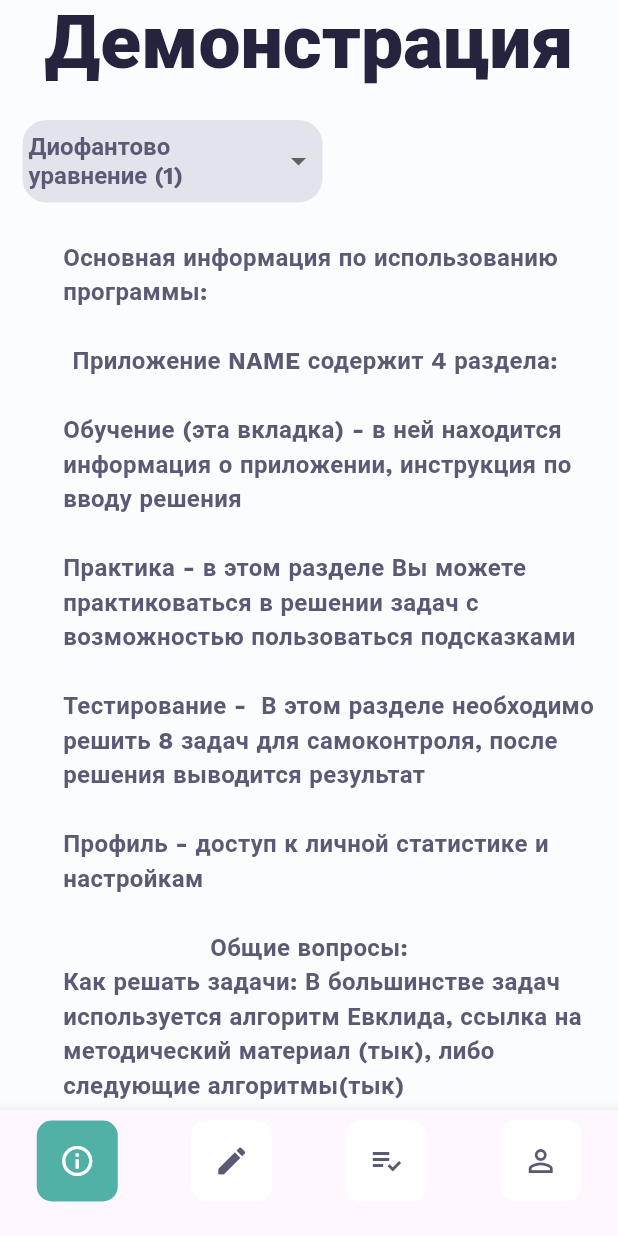
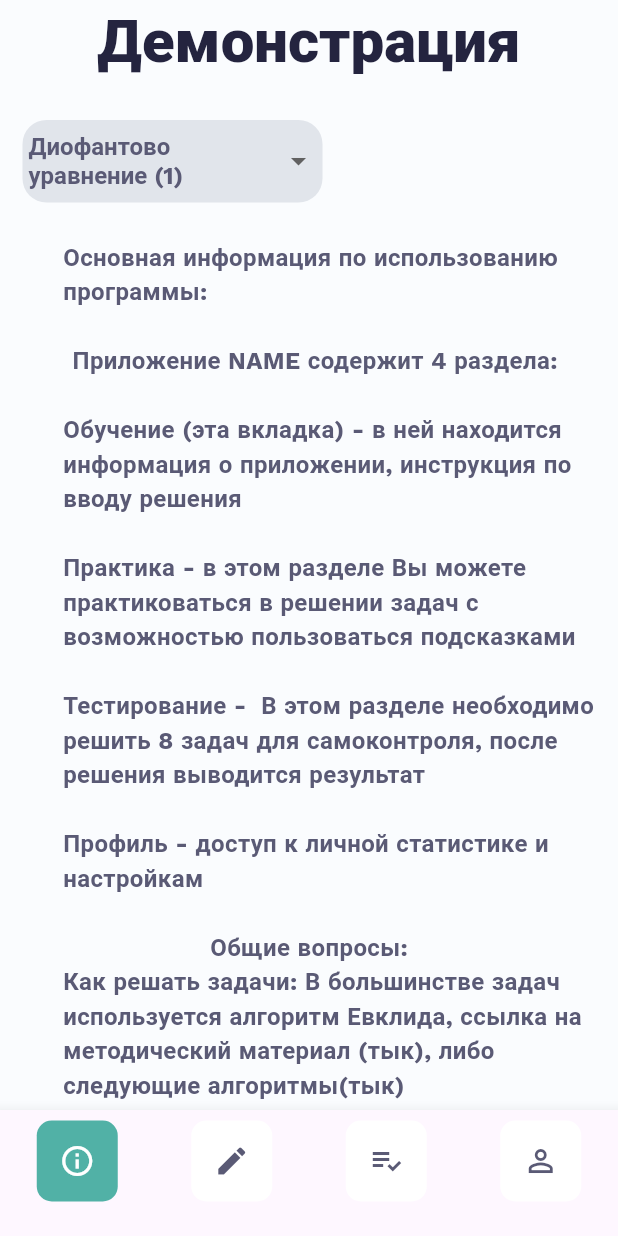
Before and after one commit to KuZa67877/DM-Exam, a Flutter app: the screen it shows after launch, on a phone screen of 412 x 824 dp. Run offline on Flutter 3.47's test engine with Material 3 defaults, Android fonts, the phone set to English and light mode, and no system bars; our stand-ins replace shared_preferences; Roboto replaces fonts that are missing (Cygre).

Commit message:
fix title size

```diff
--- a/lib/core/textfield/field_matrix.dart
+++ b/lib/core/textfield/field_matrix.dart
@@ -124,7 +124,7 @@ class _FieldMatrixState extends State<FieldMatrix> {
         })) {
       setState(() {
         widget.isSolved = true;
-        // _incrementCounter();
+        _incrementCounter();
       });
       showDialog(
         context: context,
--- a/lib/res/theme.dart
+++ b/lib/res/theme.dart
@@ -45,6 +45,6 @@ ThemeData getTheme() => ThemeData(
             fontWeight: FontWeight.bold),
         headlineLarge: TextStyle(
             fontFamily: "Cygre",
-            fontSize: 50,
+            fontSize: 40,
             fontWeight: FontWeight.w900,
             color: AppColors.black)));
```
